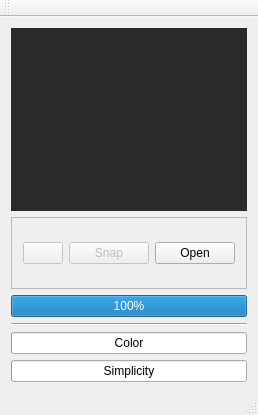
Old version of the form ui/wafmainwindow.ui in the repository nagyistoce/wafmeter.
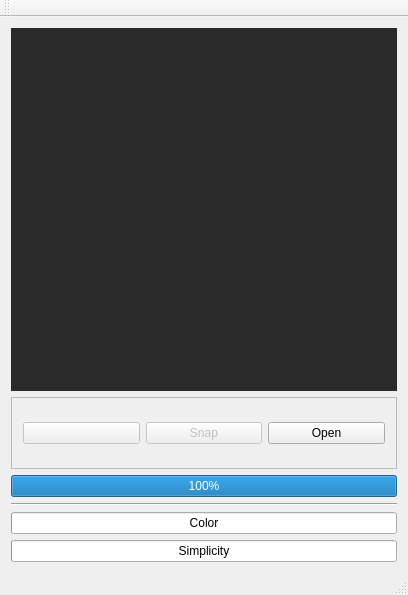
New version of the form. Icons and pictures are not drawn.

Diff of the .ui file:
```diff
--- a/ui/wafmainwindow.ui
+++ b/ui/wafmainwindow.ui
@@ -1,13 +1,13 @@
 <?xml version="1.0" encoding="UTF-8"?>
 <ui version="4.0">
  <class>WAFMainWindow</class>
- <widget class="QMainWindow" name="WAFMainWindow">
-  <property name="geometry">
+ <widget class="QMainWindow" name="WAFMainWindow" >
+  <property name="geometry" >
    <rect>
     <x>0</x>
     <y>0</y>
-    <width>253</width>
-    <height>415</height>
+    <width>408</width>
+    <height>595</height>
    </rect>
   </property>
   <property name="windowTitle">
@@ -159,7 +159,7 @@
   </widget>
   <widget class="QStatusBar" name="statusBar"/>
  </widget>
- <layoutdefault spacing="6" margin="11"/>
+ <layoutdefault spacing="6" margin="11" />
  <resources>
   <include location="WAFMeter.qrc"/>
  </resources>
```
Left out of the diff: 111 changed lines with no effect on the pictures.
